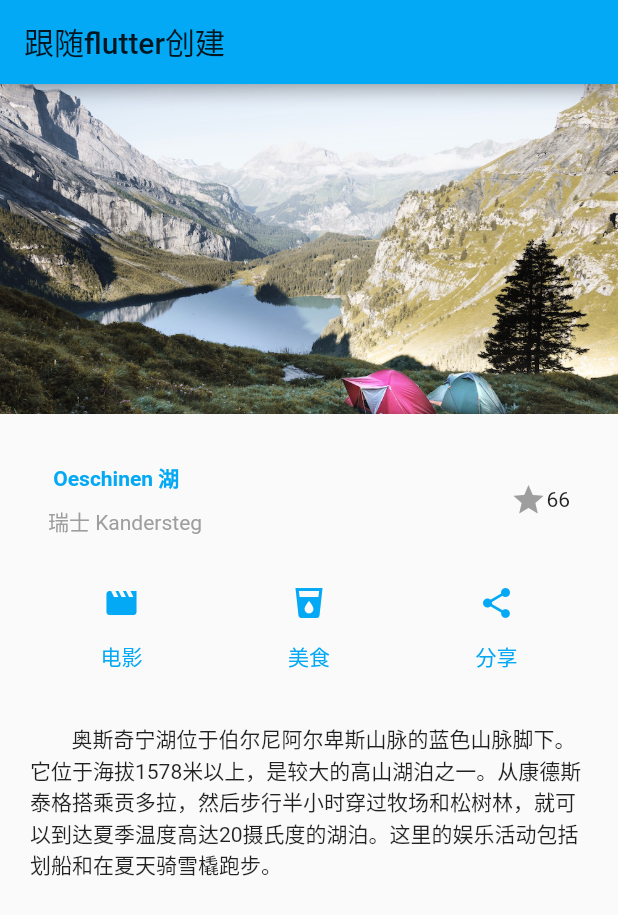
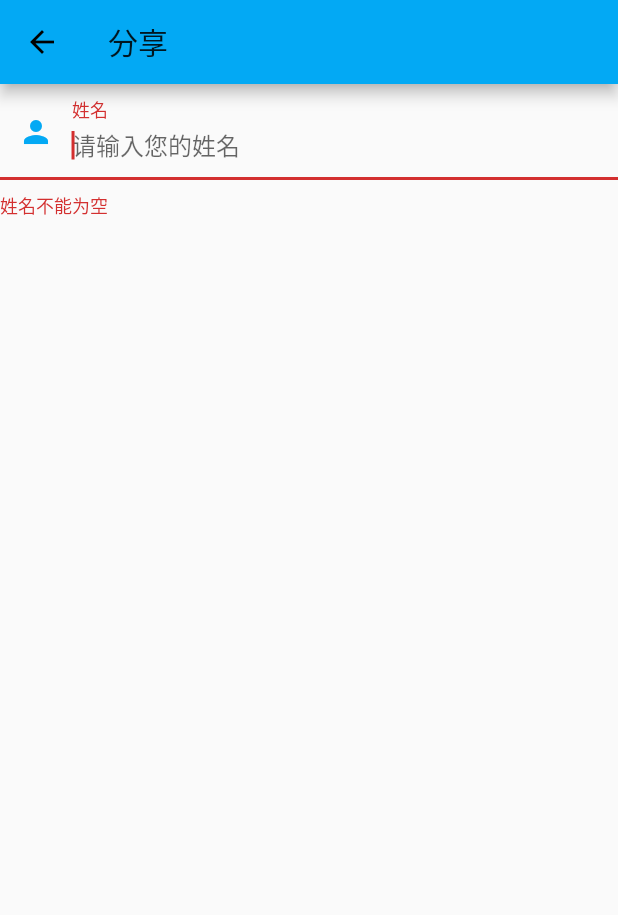
Before and after one commit to nanyawei/Flutter-Dart, a Flutter app: the screen it shows after launch, after a tap on "分享", on a phone screen of 412 x 824 dp. Shown: the top 915 px of the screen. Run offline on Flutter 3.47's test engine with Material 2 defaults, Android fonts, the phone set to English and light mode, and no system bars; our stand-ins replace dio; generated files the repository leaves out were written again; network calls fail.

Commit message:
添加分享页面

```diff
--- a/lib/pages/index.dart
+++ b/lib/pages/index.dart
@@ -63,11 +63,12 @@ class MyApp extends StatelessWidget {
                     arguments: CateKind('湖', '蛋糕')
                   );
                 } else if (icon == (Icons.movie)) {
-                  print('aaa');
                   Navigator.pushNamed(
                     context,
                     pageMovieList
                   );
+                } else if (icon == (Icons.share)) {
+                  Navigator.pushNamed(context, pageShare);
                 }
               },
               child: Text(
--- /dev/null
+++ b/lib/pages/share.dart
@@ -0,0 +1,34 @@
+import 'package:flutter/material.dart';
+
+class SharePage extends StatefulWidget {
+  _SharePageState createState () => _SharePageState();
+}
+
+class _SharePageState extends State<SharePage> {
+  @override
+  Widget build (BuildContext context) {
+    return Scaffold(
+      appBar: AppBar(
+        title: Text('分享'),
+      ),
+      body: Form(
+        autovalidate: true,
+        child: Column(
+          children: <Widget>[
+            TextFormField(
+              autofocus: true,
+              decoration: InputDecoration(
+                labelText: '姓名',
+                hintText: '请输入您的姓名',
+                prefixIcon: Icon(Icons.person)
+              ),
+              validator: (v) {
+                return v.trim().length > 0 ? null : '姓名不能为空';
+              }
+            )
+          ],
+        ),
+      )
+    );
+  }
+}
--- a/lib/router/index.dart
+++ b/lib/router/index.dart
@@ -1,15 +1,18 @@
 import 'package:flutter_app_test/pages/cate.dart';
 import 'package:flutter_app_test/pages/index.dart';
 import 'package:flutter_app_test/pages/movie_list.dart';
+import 'package:flutter_app_test/pages/share.dart';
 
 
 const pageIndex = '/index';
 const pageCate = '/cate';
 const pageMovieList = '/movie';
+const pageShare = '/share';
 
 
 var RoutePath = {
   '$pageIndex': (context) => MyApp(),
   '$pageCate': (context) => Cate(),
-  '$pageMovieList': (context) => MoviePage()
+  '$pageMovieList': (context) => MoviePage(),
+  '$pageShare': (context) => SharePage()
 };
```
